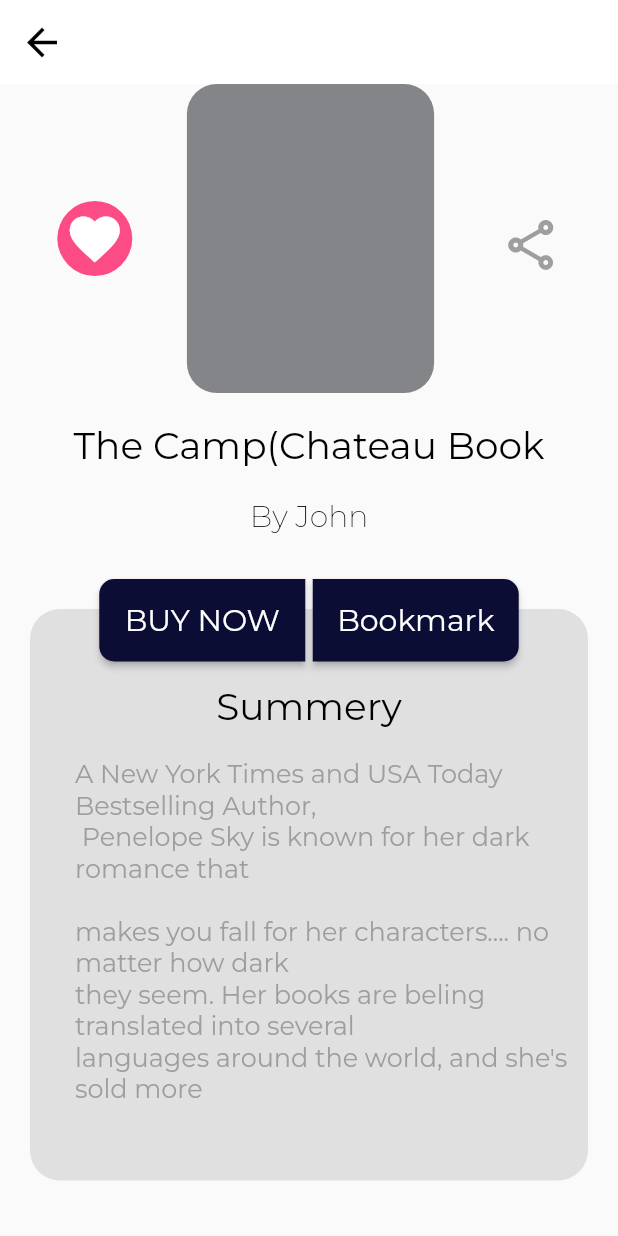
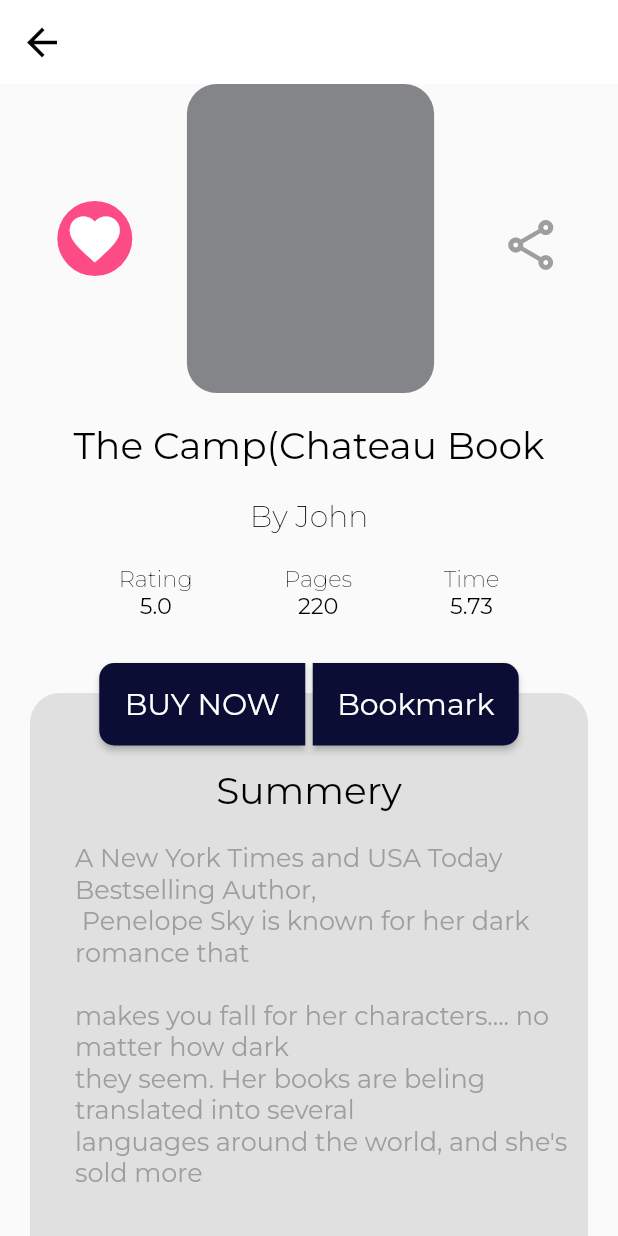
Before and after one commit to sagnik150699/saga_fiction, a Flutter app: the screen it shows after launch, on a phone screen of 412 x 824 dp. Run offline on Flutter 3.47's test engine with Material 2 defaults, Android fonts, the phone set to English and light mode, and no system bars; our stand-ins replace google_fonts.

Commit message:
Home Page

```diff
--- a/lib/ui/homePage.dart
+++ b/lib/ui/homePage.dart
@@ -32,9 +32,6 @@ class _HomePageState extends State<HomePage> {
           padding: const EdgeInsets.only(left: 20.0, right: 20.0),
           child: ListView(
             children: [
-              Column(
-                children: [
-                  //Favourite Image Share
               Container(
                 child: Row(
                   mainAxisAlignment: MainAxisAlignment.spaceAround,
@@ -82,6 +79,31 @@ class _HomePageState extends State<HomePage> {
               //By John
               variable.text2(
                   "By John", 20.0, Colors.black, FontWeight.w200),
+              SizedBox(height: 20.0),
+              //Rating
+              Row(
+                mainAxisAlignment: MainAxisAlignment.spaceEvenly,
+                children: [
+                  Column(
+                    children: [
+                      variable.text2("Rating ", 15.0, Colors.black, FontWeight.w200),
+                      variable.text2("5.0", 15.0, Colors.black, FontWeight.normal),
+                    ],
+                  ),
+                  Column(
+                    children: [
+                      variable.text2("Pages ", 15.0, Colors.black, FontWeight.w200),
+                      variable.text2("220", 15.0, Colors.black, FontWeight.normal),
+                    ],
+                  ),
+                  Column(
+                    children: [
+                      variable.text2("Time ", 15.0, Colors.black, FontWeight.w200),
+                      variable.text2("5.73", 15.0, Colors.black, FontWeight.normal),
+                    ],
+                  ),
+                ],
+              ),
               SizedBox(height: 20.0),
 
               Stack(
@@ -161,7 +183,12 @@ class _HomePageState extends State<HomePage> {
                         Container(
                           width: categoryWidth / 3,
                           child: MaterialButton(
-                                onPressed: () {},
+                            onPressed: () {
+                              Navigator.push(
+                              context,
+                              MaterialPageRoute(
+                                  builder: (context) => PreviewPage()),
+                            );},
                             child: variable.text2("Bookmark", 20.0, Colors.white,
                                 FontWeight.normal),
                             height: categoryHeight / 15,
@@ -182,10 +209,6 @@ class _HomePageState extends State<HomePage> {
                   ),
                 ],
               ),
-
-
-                ],
-              ),
             ],
           ),
         ),
```
Lines whose indentation alone changed are shown as unchanged.
